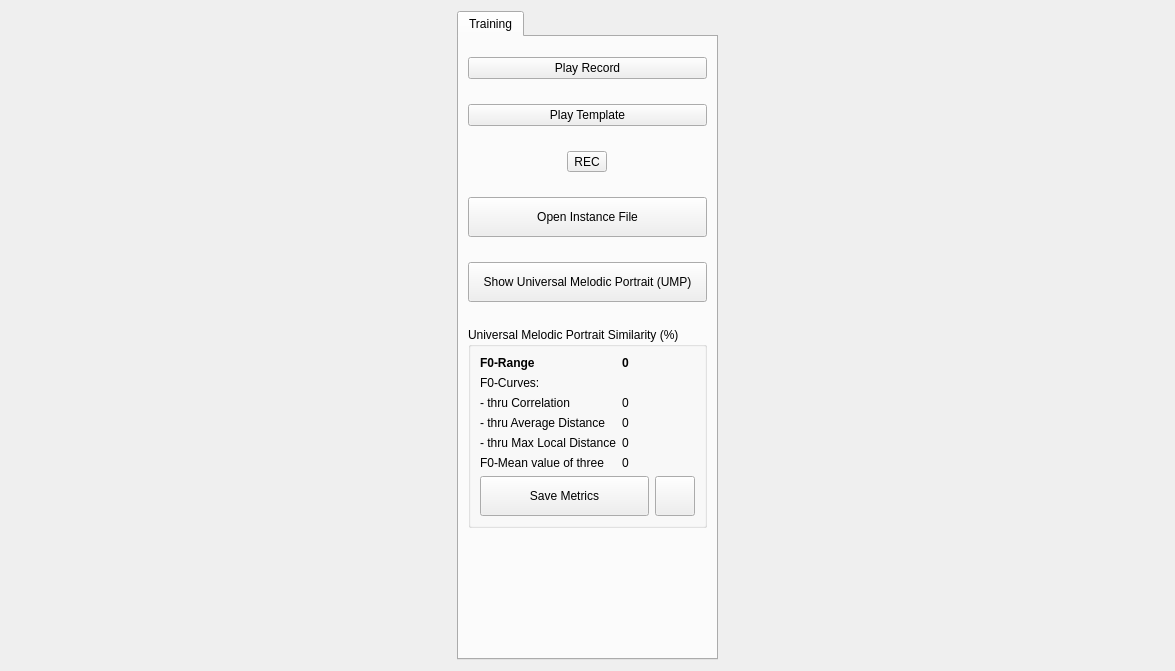
Qt form graphswindow.ui (zhitko/inton-trainer) before a commit.
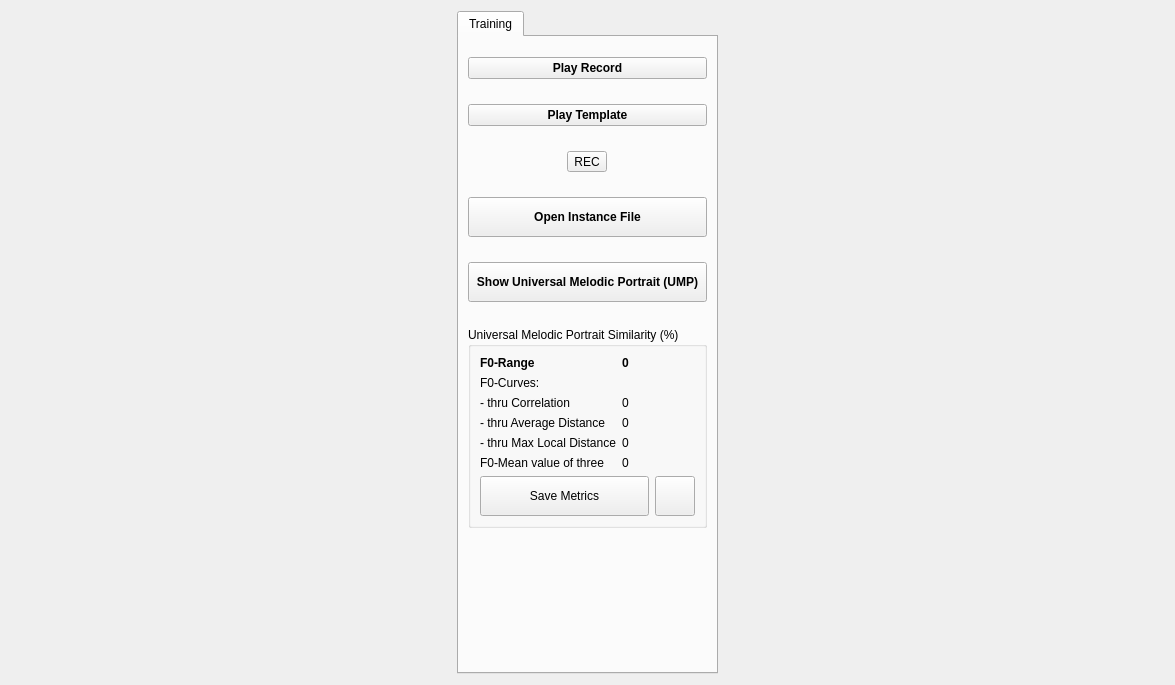
The same form after that commit. Icons and pictures are not drawn.

Patch:
```diff
--- a/graphswindow.ui
+++ b/graphswindow.ui
@@ -7,7 +7,7 @@
     <x>0</x>
     <y>0</y>
     <width>1175</width>
-    <height>671</height>
+    <height>685</height>
    </rect>
   </property>
   <property name="sizePolicy">
@@ -65,6 +65,13 @@
          </property>
          <item>
           <widget class="QPushButton" name="playBtn">
+           <property name="font">
+            <font>
+             <pointsize>9</pointsize>
+             <weight>75</weight>
+             <bold>true</bold>
+            </font>
+           </property>
            <property name="text">
             <string>Play Record</string>
            </property>
@@ -85,6 +92,13 @@
            <property name="enabled">
             <bool>true</bool>
            </property>
+           <property name="font">
+            <font>
+             <pointsize>9</pointsize>
+             <weight>75</weight>
+             <bold>true</bold>
+            </font>
+           </property>
            <property name="text">
             <string>Play Template</string>
            </property>
@@ -152,6 +166,13 @@
              <height>40</height>
             </size>
            </property>
+           <property name="font">
+            <font>
+             <pointsize>9</pointsize>
+             <weight>75</weight>
+             <bold>true</bold>
+            </font>
+           </property>
            <property name="text">
             <string>Open Instance File</string>
            </property>
@@ -169,6 +190,13 @@
              <height>40</height>
             </size>
            </property>
+           <property name="font">
+            <font>
+             <pointsize>9</pointsize>
+             <weight>75</weight>
+             <bold>true</bold>
+            </font>
+           </property>
            <property name="text">
             <string>Show Universal Melodic Portrait (UMP)</string>
            </property>
```
